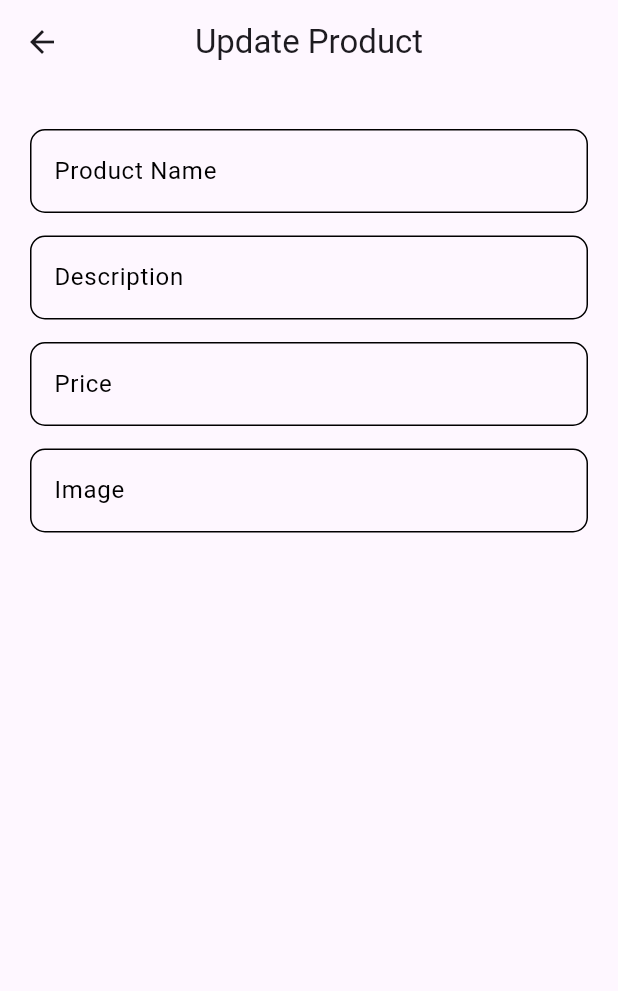
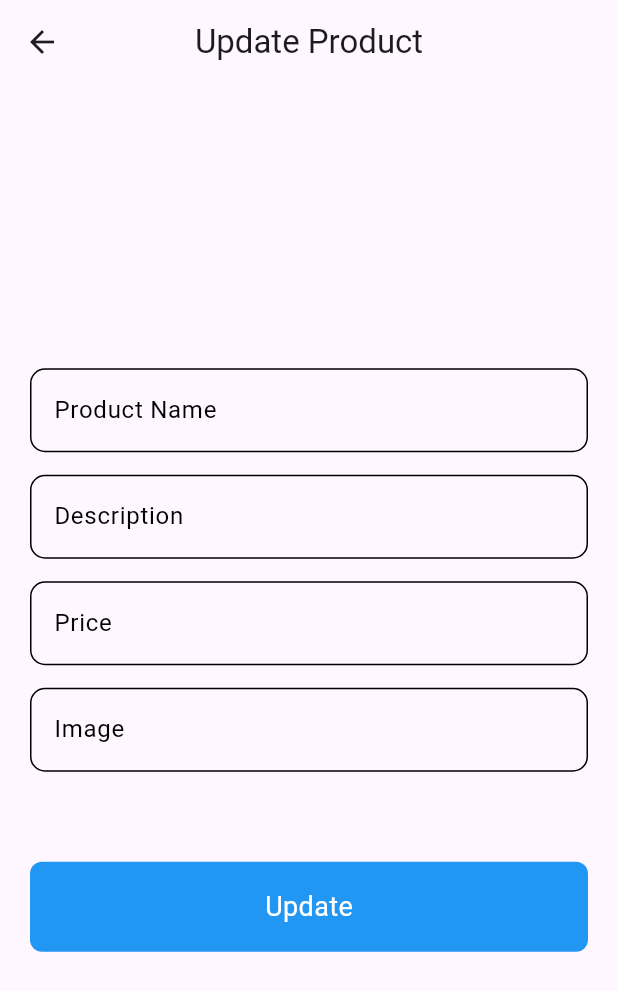
Before and after one commit to Zeina6699/store_app, a Flutter app: the UpdateProductPage screen opened by its route, on a phone screen of 412 x 824 dp. Shown: the top 991 px of the screen. Run offline on Flutter 3.47's test engine with Material 3 defaults, Android fonts, the phone set to English and light mode, and no system bars; our stand-ins replace equatable, font_awesome_flutter; network calls fail.

Commit message:
Finish Update Product Page UI

```diff
--- a/lib/Screens/Update_Product_Page.dart
+++ b/lib/Screens/Update_Product_Page.dart
@@ -1,4 +1,6 @@
 import 'package:flutter/material.dart';
+import 'package:store_app/Screens/Widgets/Update_Product_Page_Body.dart';
+import 'package:store_app/Screens/Widgets/Custom_Button.dart';
 import 'package:store_app/Screens/Widgets/Custom_Form_Text_Field.dart';
 
 class UpdateProductPage extends StatelessWidget {
@@ -10,27 +12,8 @@ class UpdateProductPage extends StatelessWidget {
     return Scaffold(
       appBar: AppBar(
         backgroundColor: Colors.transparent,
-        title: Text('Update Product'),
+        title:const Text('Update Product'),
         elevation: 0,
         centerTitle:true,
       ),
-      body:Padding(
-        padding: const EdgeInsets.symmetric(horizontal: 20,vertical: 30),
-        child: Column(
-          children: [
-            CustomFormTextField(hintText: "Product Name"),
-            const SizedBox(height: 15),
-            CustomFormTextField(hintText: "Description"),
-            const SizedBox(height: 15),
-            CustomFormTextField(hintText: "Price"),
-            const SizedBox(height: 15),
-            CustomFormTextField(hintText: "Image"),
-
-
-          ],
-        ),
-      ) ,
-
-    );
-  }
-}
+      body:const UpdateProductPageBody());}}
--- /dev/null
+++ b/lib/Screens/Widgets/Custom_Button.dart
@@ -0,0 +1,37 @@
+import 'dart:ui';
+
+import 'package:flutter/material.dart';
+
+class CustomButton extends StatelessWidget {
+  CustomButton({
+    Key? key,
+    required this.text,
+    this.onTap,
+    this.color=Colors.blue,
+    this.textColor=Colors.white
+  }) : super(key: key);
+
+VoidCallback? onTap;
+String text;
+Color? color;
+Color? textColor;
+
+  @override
+  Widget build(BuildContext context) {
+    return GestureDetector(
+      onTap: onTap,
+      child: Container(
+
+        decoration: BoxDecoration(
+          borderRadius: BorderRadius.circular(8),
+          color: color),
+          width: double.infinity,
+          height: 60,
+          child: Center(
+          child:Text(text,style: TextStyle(color:textColor,fontSize:18),
+
+          )
+          ),
+
+      ),
+    );}}
--- a/lib/Screens/Widgets/Custom_Form_Text_Field.dart
+++ b/lib/Screens/Widgets/Custom_Form_Text_Field.dart
@@ -9,7 +9,7 @@ class CustomFormTextField extends StatelessWidget {
   @override
   Widget build(BuildContext context) {
     return TextFormField(
-      obscureText: obscureText!,
+      obscureText: obscureText,
       validator: (data){
         if(data!.isEmpty){return 'Field is required';}},
         onChanged:onChanged,
@@ -21,7 +21,7 @@ class CustomFormTextField extends StatelessWidget {
 
 
           enabledBorder: OutlineInputBorder(
-            borderSide: BorderSide(
+            borderSide:const BorderSide(
               color: Colors.black
             ),
             borderRadius: BorderRadius.circular(10)
--- /dev/null
+++ b/lib/Screens/Widgets/Update_Product_Page_Body.dart
@@ -0,0 +1,29 @@
+import 'package:flutter/material.dart';
+import 'package:store_app/Screens/Widgets/Custom_Button.dart';
+import 'package:store_app/Screens/Widgets/Custom_Form_Text_Field.dart';
+
+class UpdateProductPageBody extends StatelessWidget {
+  const UpdateProductPageBody({super.key});
+
+  @override
+  Widget build(BuildContext context) {
+    return Padding(
+        padding: const EdgeInsets.symmetric(horizontal: 20,vertical: 30),
+        child: Column(
+          mainAxisAlignment: MainAxisAlignment.center,
+          children: [
+            CustomFormTextField(hintText: "Product Name"),
+            const SizedBox(height: 15),
+            CustomFormTextField(hintText: "Description"),
+            const SizedBox(height: 15),
+            CustomFormTextField(hintText: "Price"),
+            const SizedBox(height: 15),
+            CustomFormTextField(hintText: "Image"),
+            const SizedBox(height: 60),
+            CustomButton(text: "Update")
+
+          ],
+        ),
+      );
+  }
+}
```
